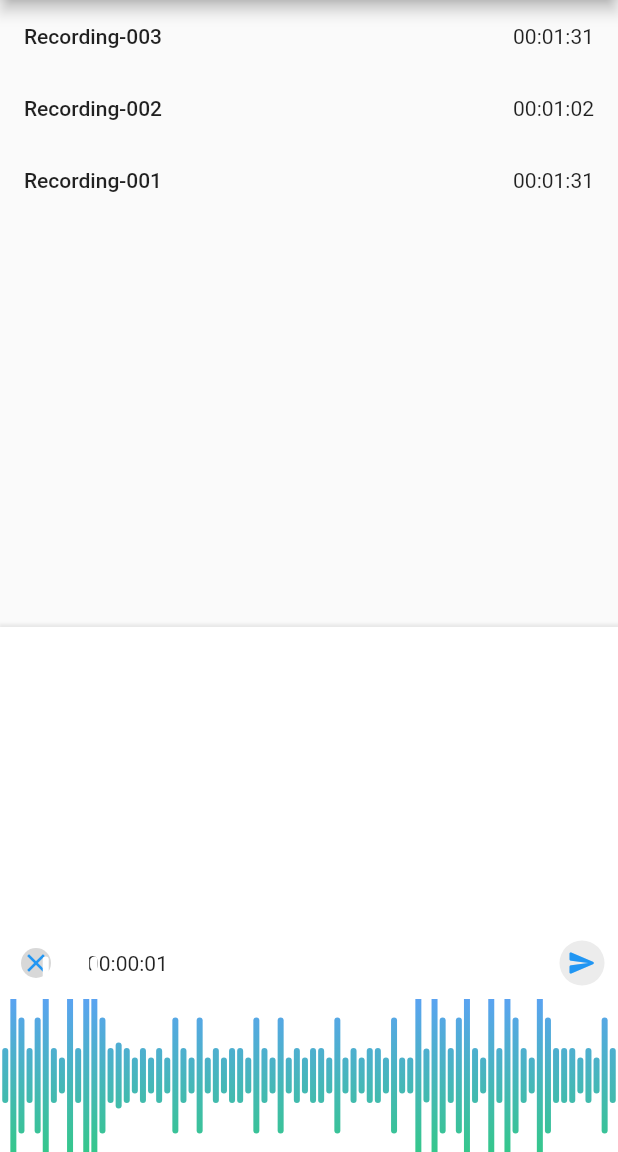
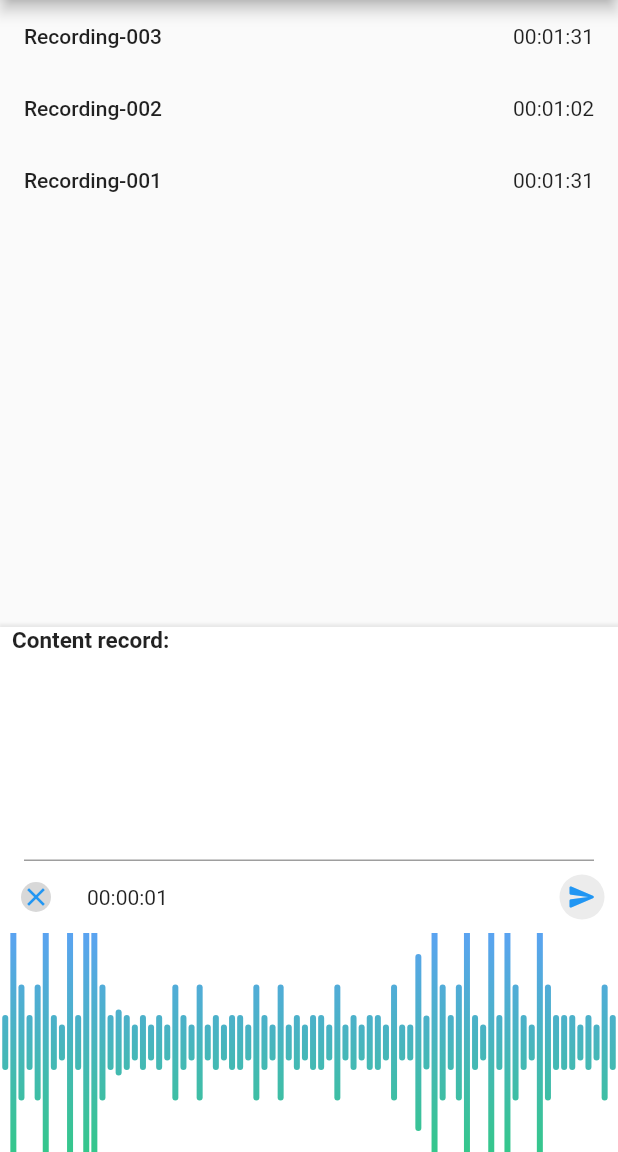
Before and after one commit to fighttech-vn/easy_audio, a Flutter app: the screen it shows after launch, after a tap on the "mic" icon, on a phone screen of 412 x 824 dp, the part 84-1236 px from its top. Run offline on Flutter 3.47's test engine with Material 2 defaults, Android fonts, the phone set to English and light mode, and no system bars; our stand-ins replace audioplayers, speech_to_text; missing offline and left inert: record; statements that could not run were skipped; project files that could hold a hidden picture were left out.

Commit message:
update(SpeechToText): enhance handle speech to text

```diff
--- a/lib/src/entities/record_data.dart
+++ b/lib/src/entities/record_data.dart
@@ -4,8 +4,10 @@ class RecordData {
   final String? title;
   final Duration totalTime;
   final DateTime createdAt;
+  final String? content;
 
   RecordData({
+    this.content,
     required this.url,
     this.id,
     this.title,
--- a/lib/src/record_modal_widget.dart
+++ b/lib/src/record_modal_widget.dart
@@ -22,6 +22,8 @@ class _RecordModalWidgetState extends State<RecordModalWidget> {
   final _audioController = EasyAudioController();
   final _speechTextService = SpeechTextService();
 
+  final _textCtrl = TextEditingController();
+
   void _speechTextStatusListener(String p1) {}
 
   void _stopRecord(bool save) {
@@ -37,6 +39,7 @@ class _RecordModalWidgetState extends State<RecordModalWidget> {
             createdAt: DateTime.now(),
             url: value,
             totalTime: Duration(milliseconds: _audioController.timeRecord),
+            content: _textCtrl.text,
           );
         }
 
@@ -48,10 +51,11 @@ class _RecordModalWidgetState extends State<RecordModalWidget> {
   void _recordRun() {
     _audioController.record().then((value) {
       if (_audioController.isRecording) {
+        if (_speechTextService.isInitialize) {
           _speechTextService.startSpeak((p0) {
-          _ctlTextSpeech.value = p0;
-          print('----->>>> $p0');
+            _textCtrl.text = p0;
           });
+        }
       }
     });
   }
@@ -99,17 +103,33 @@ class _RecordModalWidgetState extends State<RecordModalWidget> {
       height: 150 + 200,
       child: Column(
         mainAxisAlignment: MainAxisAlignment.start,
+        crossAxisAlignment: CrossAxisAlignment.start,
         children: [
-          SizedBox(
-            height: 200,
+          const Padding(
+            padding: EdgeInsets.symmetric(horizontal: 8),
+            child: Text(
+              'Content record:',
+              style: TextStyle(
+                fontSize: 15,
+                fontWeight: FontWeight.bold,
+              ),
+            ),
+          ),
+          Container(
+            constraints: const BoxConstraints(maxHeight: 200),
+            child: SingleChildScrollView(
               child: ValueListenableBuilder<String>(
                 valueListenable: _ctlTextSpeech,
-              builder: (_, text, __) {
-                return Text(
-                  text,
-                  maxLines: 4,
+                builder: (_, texts, __) {
+                  return Padding(
+                    padding: const EdgeInsets.symmetric(horizontal: 16),
+                    child: TextFormField(
+                      maxLines: 6,
+                      controller: _textCtrl,
+                    ),
                   );
                 },
+              ),
             ),
           ),
           Row(
--- a/lib/src/services/speech_text_service.dart
+++ b/lib/src/services/speech_text_service.dart
@@ -2,23 +2,25 @@ import 'package:flutter/cupertino.dart';
 import 'package:speech_to_text/speech_to_text.dart';
 
 class SpeechTextService {
-  late SpeechToText speech;
+  late SpeechToText _speech;
+  bool _isInitialize = false;
+  bool get isInitialize => _isInitialize;
 
   SpeechTextService();
 
   String _currentLocaleId = 'en-US';
 
   Future<bool> initSpeechToText(Function(String) statusListener) async {
-    speech = SpeechToText();
-    final hasSpeech = await speech.initialize(
+    _speech = SpeechToText();
+    final hasSpeech = await _speech.initialize(
       onError: (val) => debugPrint('onError: $val'),
       debugLogging: true,
     );
     if (hasSpeech) {
-      speech.statusListener = statusListener;
-      final systemLocale = await speech.systemLocale();
+      _speech.statusListener = statusListener;
+      final systemLocale = await _speech.systemLocale();
       _currentLocaleId = systemLocale?.localeId ?? 'en-US';
-
+      _isInitialize = true;
       return true;
     }
 
@@ -26,20 +28,21 @@ class SpeechTextService {
   }
 
   void startSpeak(Function(String) callback) {
-    speech.listen(
-      cancelOnError: true,
-      listenFor: const Duration(seconds: 30), // Maximum to listen is 30s
-      pauseFor: const Duration(seconds: 5), // Maximum if not detected is 5s
-      localeId: _currentLocaleId,
-      onResult: (value) {
-        callback(value.recognizedWords);
-      },
-    );
+    if (_isInitialize) {
+      _speech.listen(
+        cancelOnError: false,
+        localeId: _currentLocaleId,
+        listenMode: ListenMode.confirmation,
+        onResult: (value) {
+          callback(value.alternates.last.recognizedWords);
+        },
+      );
+    }
   }
 
   Future<void> stopSpeak() async {
-    if (speech.isAvailable) {
-      await speech.stop();
+    if (_speech.isAvailable) {
+      await _speech.stop();
     }
   }
 }
--- a/pubspec.yaml
+++ b/pubspec.yaml
@@ -4,7 +4,7 @@ version: 0.0.1
 homepage: https://fighttech.vn
 
 environment:
-  sdk: '>=2.18.5 <3.0.0'
+  sdk: ">=2.18.5 <3.0.0"
   flutter: ">=1.17.0"
 
 dependencies:
```
Also changed, not shown: lib/src/record_audio_constants.dart (+23 -0 lines), 1 other file. Lines whose indentation alone changed are shown as unchanged.
